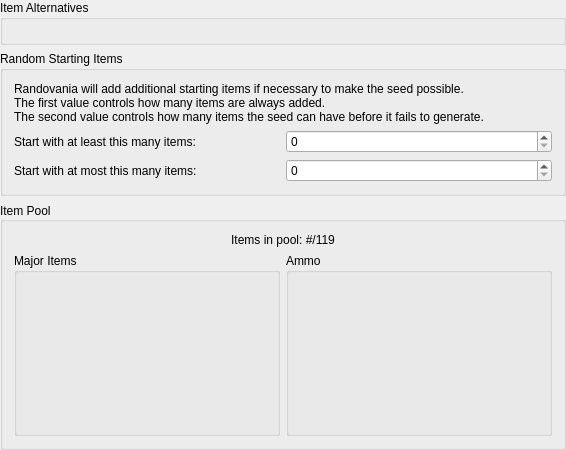
Qt form randovania/gui/ui_files/preset_item_pool.ui (randovania/randovania) before a commit.
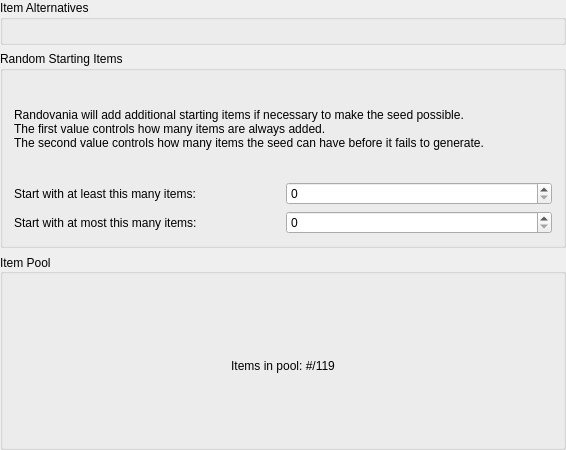
The same form after that commit.

Commit message: The item pool tab when customizing presets now can edit major items directly.

The edit to the form file:
```diff
--- a/randovania/gui/ui_files/preset_item_pool.ui
+++ b/randovania/gui/ui_files/preset_item_pool.ui
@@ -106,50 +106,17 @@
           <property name="flat">
            <bool>false</bool>
           </property>
-          <layout class="QGridLayout" name="gridLayout_3">
-           <item row="1" column="1">
-            <widget class="QGroupBox" name="ammo_box">
-             <property name="sizePolicy">
-              <sizepolicy hsizetype="Preferred" vsizetype="Expanding">
-               <horstretch>0</horstretch>
-               <verstretch>0</verstretch>
-              </sizepolicy>
-             </property>
-             <property name="title">
-              <string>Ammo</string>
-             </property>
-             <property name="alignment">
-              <set>Qt::AlignLeading|Qt::AlignLeft|Qt::AlignTop</set>
-             </property>
-             <layout class="QVBoxLayout" name="ammo_layout">
-              <property name="sizeConstraint">
-               <enum>QLayout::SetMinimumSize</enum>
-              </property>
-             </layout>
-            </widget>
-           </item>
-           <item row="1" column="0">
-            <widget class="QGroupBox" name="major_items_box">
-             <property name="sizePolicy">
-              <sizepolicy hsizetype="Preferred" vsizetype="Expanding">
-               <horstretch>0</horstretch>
-               <verstretch>0</verstretch>
-              </sizepolicy>
-             </property>
-             <property name="title">
-              <string>Major Items</string>
-             </property>
-             <property name="alignment">
-              <set>Qt::AlignLeading|Qt::AlignLeft|Qt::AlignTop</set>
-             </property>
-             <layout class="QGridLayout" name="major_items_layout">
-              <property name="sizeConstraint">
-               <enum>QLayout::SetMinimumSize</enum>
-              </property>
-             </layout>
-            </widget>
-           </item>
-           <item row="0" column="0" colspan="2">
+          <layout class="QVBoxLayout" name="item_pool_layout">
+           <property name="leftMargin">
+            <number>0</number>
+           </property>
+           <property name="rightMargin">
+            <number>0</number>
+           </property>
+           <property name="bottomMargin">
+            <number>0</number>
+           </property>
+           <item>
             <widget class="QLabel" name="item_pool_count_label">
              <property name="toolTip">
               <string>If there are fewer than 119 items, the rest of the item locations will contain Energy Transfer Modules.</string>
```
Left out of the diff: 100 changed lines with no effect on the pictures. The commit also changes 6 other files.
